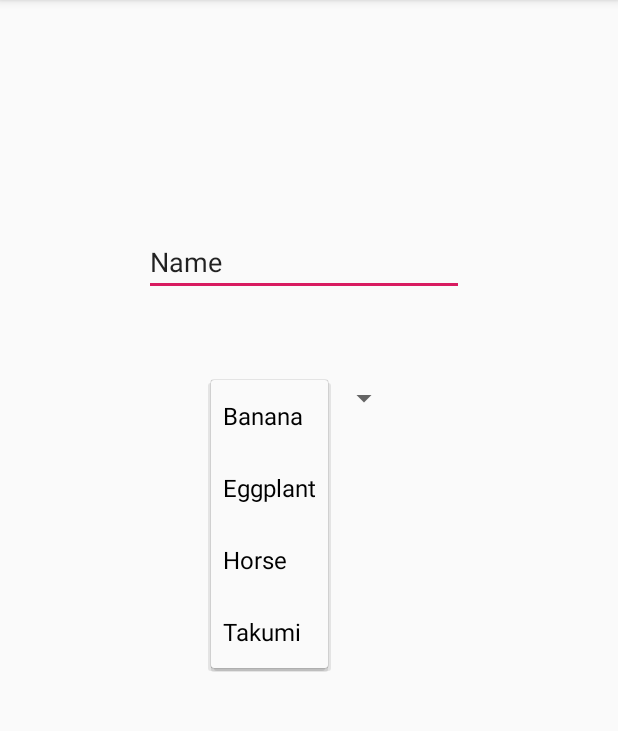
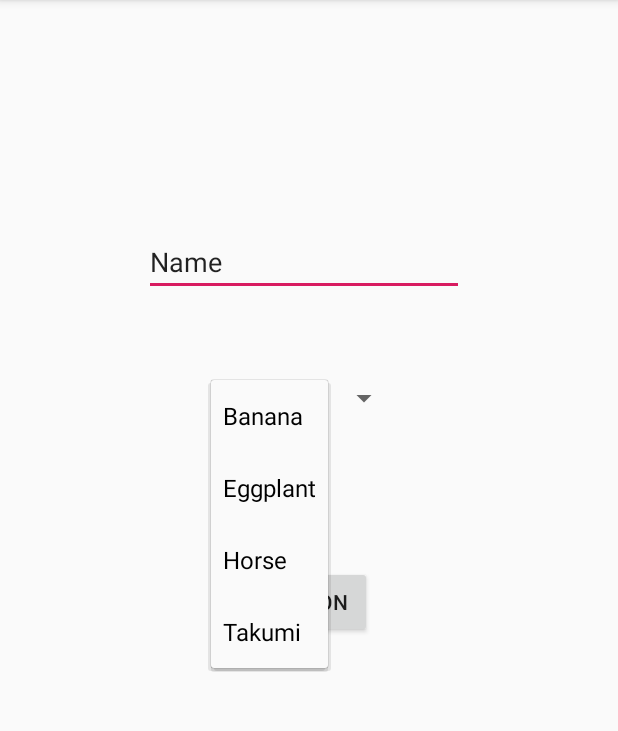
Before and after one commit to Abraham208/ExamCoverage, an Android app: the screen it shows after launch (MainActivity), after a tap on "Banana", on a phone screen of 412 x 824 dp, the part 84-815 px from its top. Run offline under Robolectric (Android 15) with nearby library versions, the phone set to English and light mode, and no system bars.

Commit message:
2nd update

```diff
--- a/app/src/main/java/mcm/edu/ph/examcoverage/MainActivity.java
+++ b/app/src/main/java/mcm/edu/ph/examcoverage/MainActivity.java
@@ -4,16 +4,34 @@ import androidx.appcompat.app.AppCompatActivity;
 import android.os.Bundle;
 
 /** all the imports from this point forward are added by me **/
-
+import android.widget.Spinner; // ang import para macall ang spinner
+import android.widget.Button; // ang import para macall ang button
+import android.widget.EditText; // ang import para macall ang textbox (EditText)
+import android.view.View;
 
 public class MainActivity extends AppCompatActivity {
+
+    String text; //diri nato gideclare ang string para magamit sya sa tanan functions(methods) sa MainActivity.java Class
+    Spinner spinner; //ang spinner gideclare nato as object (otherwise known as variable);
+    Button button; //ang button gideclare nato as object (otherwise known as variable);
+    EditText txtbox; //ang EditText gideclare nato as object (otherwise known as variable);
 
     @Override
     protected void onCreate(Bundle savedInstanceState) {
         super.onCreate(savedInstanceState);
         setContentView(R.layout.activity_main);
+        spinner =  findViewById(R.id.kibsSpin); //gitawag nato ang kibSpin spinner gikan sa activity_main.xml
+        button =   findViewById(R.id.btn); //gitawag nato ang btn button gikan sa activity_main.xml
+        txtbox =   findViewById(R.id.txtBox); //gitawag nato ang txtbox EditText gikan sa activity_main.xml
 
+        button.setOnClickListener( //nagcreate ta ug button onclick listener
+                new View.OnClickListener() { //para mag autotype sya type lang ug new View.OnClickListener. pag naay suggestion just press enter or click
+                    @Override
+                    public void onClick(View v) {
+                        //ang code na gusto ninyo irun after mo magclick ug button, diri ibutang
 
-
+                    }
+                }
+        );
     }
 }
--- a/app/src/main/res/layout/activity_main.xml
+++ b/app/src/main/res/layout/activity_main.xml
@@ -18,7 +18,9 @@
         app:layout_constraintStart_toStartOf="parent"
         app:layout_constraintTop_toTopOf="parent" />
 
+    <!-- Spinner note below -->
     <Spinner
+        android:id="@+id/kibsSpin"
         android:layout_width="wrap_content"
         android:layout_height="wrap_content"
         android:layout_marginTop="56dp"
@@ -35,4 +37,18 @@
     follow this format
     -->
 
+
+
+
+    <Button
+        android:id="@+id/btn"
+        android:layout_width="wrap_content"
+        android:layout_height="wrap_content"
+        android:layout_marginTop="100dp"
+        android:text="Button"
+        app:layout_constraintEnd_toEndOf="@+id/kibsSpin"
+        app:layout_constraintStart_toStartOf="@+id/kibsSpin"
+        app:layout_constraintTop_toBottomOf="@+id/kibsSpin" />
+
+
 </androidx.constraintlayout.widget.ConstraintLayout>
--- a/app/src/main/res/values/strings.xml
+++ b/app/src/main/res/values/strings.xml
@@ -1,7 +1,11 @@
 <resources>
     <string name="app_name">ExamCoverage</string>
 
-    <!-- Anything type below this comment is coded by me -->
+    <!--
+    Anything type below this comment is coded by me.
+    Ang string array na nakita nimo below is mao ang gitawag
+    para naay unod ang spinner.
+    -->
 
     <string-array name="fruit">
         <item>Banana</item>
```
